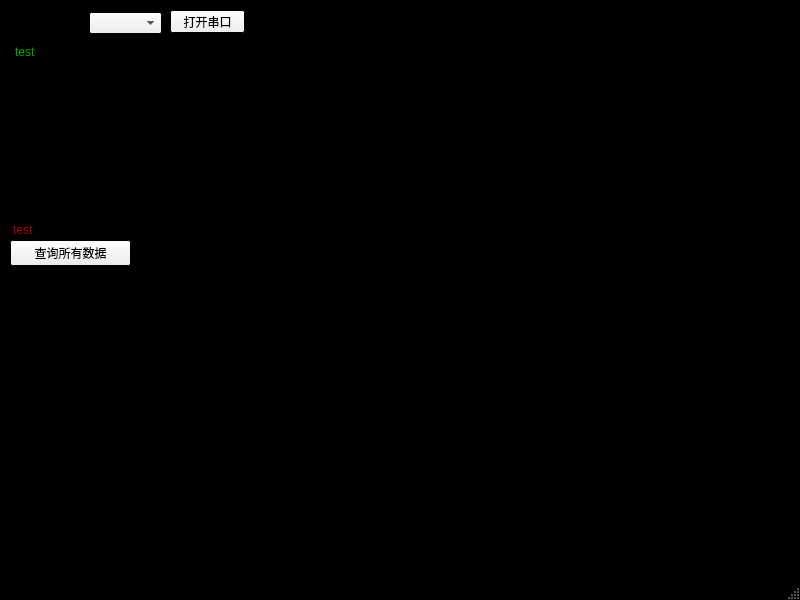
First picture: the form in uartui_qt.ui, repository feifeishannon/python, before the edit.
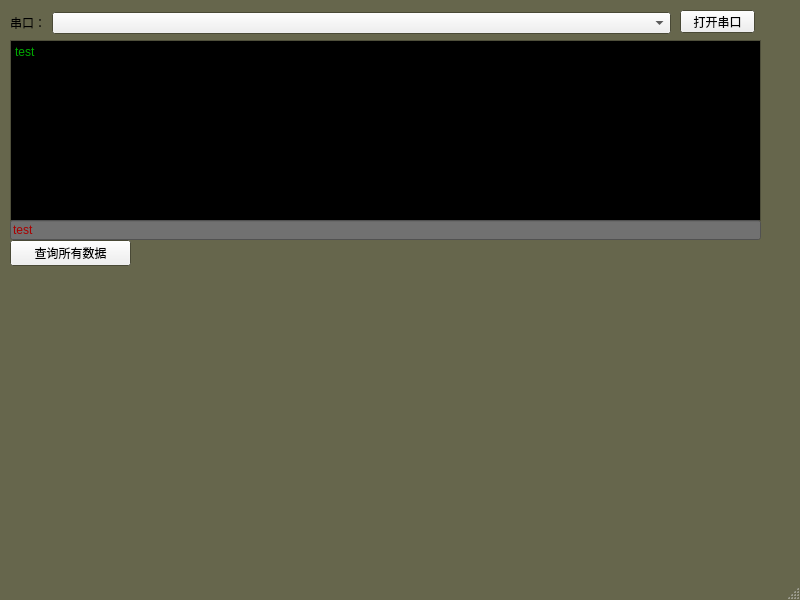
Second picture: the form after the edit.

Patch:
```diff
--- a/uartui_qt.ui
+++ b/uartui_qt.ui
@@ -25,9 +25,9 @@
      <colorrole role="Window">
       <brush brushstyle="SolidPattern">
        <color alpha="255">
-        <red>0</red>
-        <green>0</green>
-        <blue>0</blue>
+        <red>102</red>
+        <green>102</green>
+        <blue>76</blue>
        </color>
       </brush>
      </colorrole>
@@ -45,9 +45,9 @@
      <colorrole role="Window">
       <brush brushstyle="SolidPattern">
        <color alpha="255">
-        <red>0</red>
-        <green>0</green>
-        <blue>0</blue>
+        <red>102</red>
+        <green>102</green>
+        <blue>76</blue>
        </color>
       </brush>
      </colorrole>
@@ -56,18 +56,18 @@
      <colorrole role="Base">
       <brush brushstyle="SolidPattern">
        <color alpha="255">
-        <red>0</red>
-        <green>0</green>
-        <blue>0</blue>
+        <red>102</red>
+        <green>102</green>
+        <blue>76</blue>
        </color>
       </brush>
      </colorrole>
      <colorrole role="Window">
       <brush brushstyle="SolidPattern">
        <color alpha="255">
-        <red>0</red>
-        <green>0</green>
-        <blue>0</blue>
+        <red>102</red>
+        <green>102</green>
+        <blue>76</blue>
        </color>
       </brush>
      </colorrole>
@@ -194,7 +194,7 @@
    <widget class="QPushButton" name="openUARTPortButton">
     <property name="geometry">
      <rect>
-      <x>170</x>
+      <x>680</x>
       <y>10</y>
       <width>75</width>
       <height>23</height>
@@ -225,6 +225,15 @@
          </color>
         </brush>
        </colorrole>
+       <colorrole role="Button">
+        <brush brushstyle="SolidPattern">
+         <color alpha="255">
+          <red>113</red>
+          <green>113</green>
+          <blue>113</blue>
+         </color>
+        </brush>
+       </colorrole>
        <colorrole role="Text">
         <brush brushstyle="SolidPattern">
          <color alpha="255">
@@ -243,6 +252,24 @@
          </color>
         </brush>
        </colorrole>
+       <colorrole role="Base">
+        <brush brushstyle="SolidPattern">
+         <color alpha="255">
+          <red>113</red>
+          <green>113</green>
+          <blue>113</blue>
+         </color>
+        </brush>
+       </colorrole>
+       <colorrole role="Window">
+        <brush brushstyle="SolidPattern">
+         <color alpha="255">
+          <red>113</red>
+          <green>113</green>
+          <blue>113</blue>
+         </color>
+        </brush>
+       </colorrole>
        <colorrole role="PlaceholderText">
         <brush brushstyle="SolidPattern">
          <color alpha="128">
@@ -263,6 +290,15 @@
          </color>
         </brush>
        </colorrole>
+       <colorrole role="Button">
+        <brush brushstyle="SolidPattern">
+         <color alpha="255">
+          <red>113</red>
+          <green>113</green>
+          <blue>113</blue>
+         </color>
+        </brush>
+       </colorrole>
        <colorrole role="Text">
         <brush brushstyle="SolidPattern">
          <color alpha="255">
@@ -281,6 +317,24 @@
          </color>
         </brush>
        </colorrole>
+       <colorrole role="Base">
+        <brush brushstyle="SolidPattern">
+         <color alpha="255">
+          <red>113</red>
+          <green>113</green>
+          <blue>113</blue>
+         </color>
+        </brush>
+       </colorrole>
+       <colorrole role="Window">
+        <brush brushstyle="SolidPattern">
+         <color alpha="255">
+          <red>113</red>
+          <green>113</green>
+          <blue>113</blue>
+         </color>
+        </brush>
+       </colorrole>
        <colorrole role="PlaceholderText">
         <brush brushstyle="SolidPattern">
          <color alpha="128">
@@ -301,6 +355,15 @@
          </color>
         </brush>
        </colorrole>
+       <colorrole role="Button">
+        <brush brushstyle="SolidPattern">
+         <color alpha="255">
+          <red>113</red>
+          <green>113</green>
+          <blue>113</blue>
+         </color>
+        </brush>
+       </colorrole>
        <colorrole role="Text">
         <brush brushstyle="SolidPattern">
          <color alpha="255">
@@ -319,6 +382,24 @@
          </color>
         </brush>
        </colorrole>
+       <colorrole role="Base">
+        <brush brushstyle="SolidPattern">
+         <color alpha="255">
+          <red>113</red>
+          <green>113</green>
+          <blue>113</blue>
+         </color>
+        </brush>
+       </colorrole>
+       <colorrole role="Window">
+        <brush brushstyle="SolidPattern">
+         <color alpha="255">
+          <red>113</red>
+          <green>113</green>
+          <blue>113</blue>
+         </color>
+        </brush>
+       </colorrole>
        <colorrole role="PlaceholderText">
         <brush brushstyle="SolidPattern">
          <color alpha="128">
@@ -331,6 +412,9 @@
       </disabled>
      </palette>
     </property>
+    <property name="styleSheet">
+     <string notr="true">background-color:rgb(113, 113, 113)</string>
+    </property>
     <property name="text">
      <string>test</string>
     </property>
@@ -340,11 +424,14 @@
      <rect>
       <x>10</x>
       <y>10</y>
-      <width>152</width>
+      <width>661</width>
       <height>26</height>
      </rect>
     </property>
     <layout class="QHBoxLayout" name="horizontalLayout">
+     <property name="sizeConstraint">
+      <enum>QLayout::SetDefaultConstraint</enum>
+     </property>
      <item>
       <widget class="QLabel" name="label">
        <property name="palette">
@@ -444,7 +531,105 @@
       </widget>
      </item>
      <item>
-      <widget class="QComboBox" name="comboBox"/>
+      <widget class="QComboBox" name="comboBox">
+       <property name="sizePolicy">
+        <sizepolicy hsizetype="MinimumExpanding" vsizetype="Fixed">
+         <horstretch>0</horstretch>
+         <verstretch>0</verstretch>
+        </sizepolicy>
+       </property>
+       <property name="palette">
+        <palette>
+         <active>
+          <colorrole role="WindowText">
+           <brush brushstyle="SolidPattern">
+            <color alpha="255">
+             <red>0</red>
+             <green>0</green>
+             <blue>0</blue>
+            </color>
+           </brush>
+          </colorrole>
+          <colorrole role="Text">
+           <brush brushstyle="SolidPattern">
+            <color alpha="255">
+             <red>170</red>
+             <green>85</green>
+             <blue>0</blue>
+            </color>
+           </brush>
+          </colorrole>
+          <colorrole role="PlaceholderText">
+           <brush brushstyle="SolidPattern">
+            <color alpha="128">
+             <red>170</red>
+             <green>85</green>
+             <blue>0</blue>
+            </color>
+           </brush>
+          </colorrole>
+         </active>
+         <inactive>
+          <colorrole role="WindowText">
+           <brush brushstyle="SolidPattern">
+            <color alpha="255">
+             <red>0</red>
+             <green>0</green>
+             <blue>0</blue>
+            </color>
+           </brush>
+          </colorrole>
+          <colorrole role="Text">
+           <brush brushstyle="SolidPattern">
+            <color alpha="255">
+             <red>170</red>
+             <green>85</green>
+             <blue>0</blue>
+            </color>
+           </brush>
+          </colorrole>
+          <colorrole role="PlaceholderText">
+           <brush brushstyle="SolidPattern">
+            <color alpha="128">
+             <red>170</red>
+             <green>85</green>
+             <blue>0</blue>
+            </color>
+           </brush>
+          </colorrole>
+         </inactive>
+         <disabled>
+          <colorrole role="WindowText">
+           <brush brushstyle="SolidPattern">
+            <color alpha="255">
+             <red>120</red>
+             <green>120</green>
+             <blue>120</blue>
+            </color>
+           </brush>
+          </colorrole>
+          <colorrole role="Text">
+           <brush brushstyle="SolidPattern">
+            <color alpha="255">
+             <red>120</red>
+             <green>120</green>
+             <blue>120</blue>
+            </color>
+           </brush>
+          </colorrole>
+          <colorrole role="PlaceholderText">
+           <brush brushstyle="SolidPattern">
+            <color alpha="128">
+             <red>0</red>
+             <green>0</green>
+             <blue>0</blue>
+            </color>
+           </brush>
+          </colorrole>
+         </disabled>
+        </palette>
+       </property>
+      </widget>
      </item>
     </layout>
    </widget>
```
